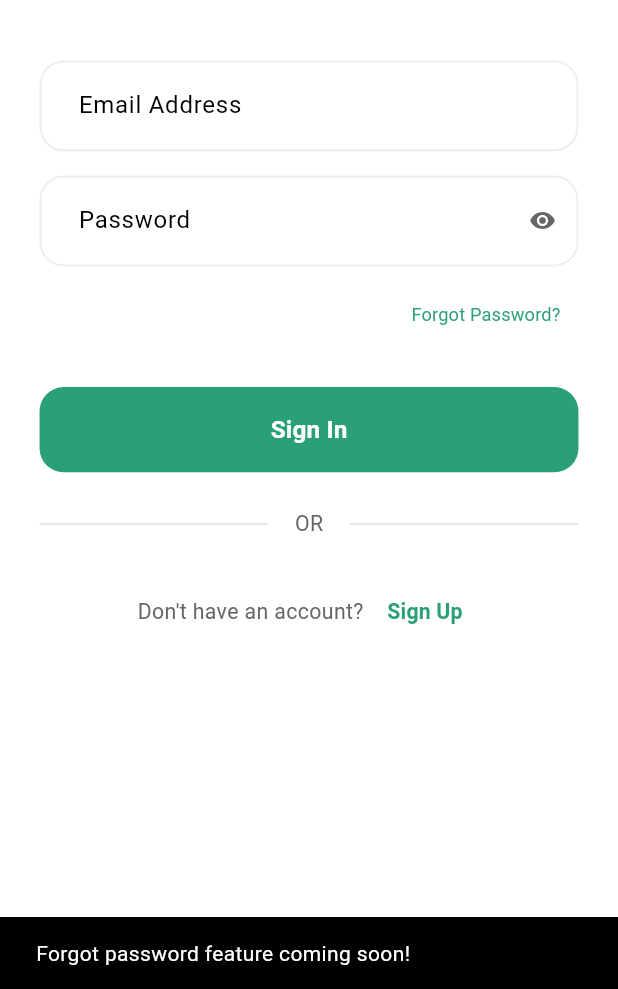
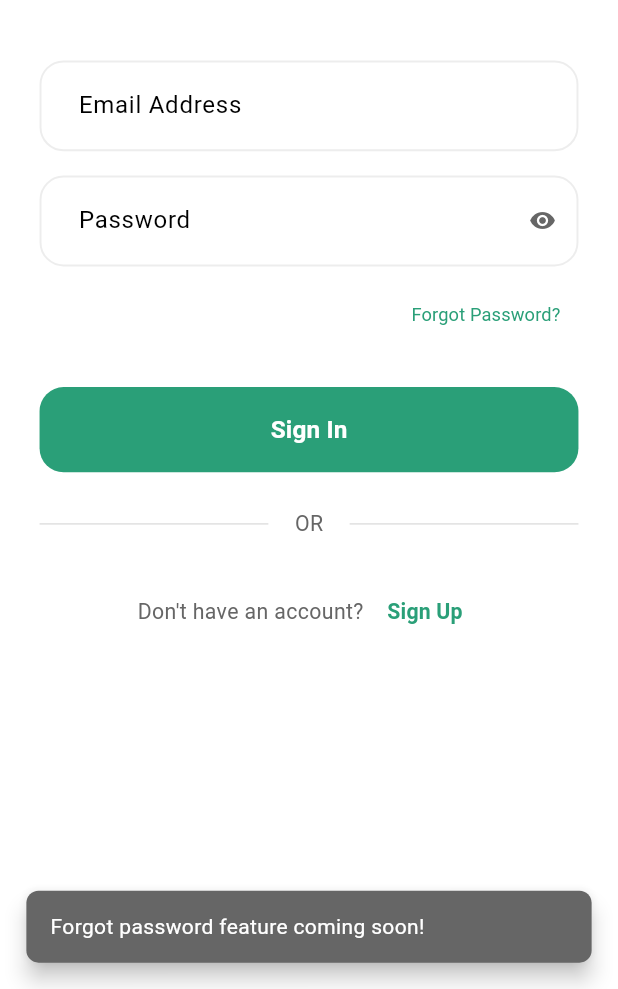
Before and after one commit to rashaNAlaswad/chat_app, a Flutter app: the screen it shows after launch, after a tap on "Forgot Password?", on a phone screen of 412 x 824 dp, the part 247-1236 px from its top. Run offline on Flutter 3.47's test engine with Material 3 defaults, Android fonts, the phone set to English and light mode, and no system bars; our stand-ins replace cloud_firestore, firebase_auth, firebase_core, flutter_screenutil, get_it; accounts and stored records are empty.

Commit message:
Add utility for displaying error snack bars: create Utils class with showErrorSnackBar method for consistent error handling across login and registration screens.

```diff
--- /dev/null
+++ b/lib/core/utils/utils.dart
@@ -0,0 +1,22 @@
+import 'package:flutter/material.dart';
+import 'package:flutter_screenutil/flutter_screenutil.dart';
+
+class Utils {
+  Utils._();
+
+  static void showErrorSnackBar({
+    required BuildContext context,
+    required String message,
+    required Color backgroundColor,
+  }) {
+    ScaffoldMessenger.of(context).showSnackBar(
+      SnackBar(
+        content: Text(message),
+        backgroundColor: backgroundColor,
+        behavior: SnackBarBehavior.floating,
+        margin: EdgeInsets.all(16.w),
+        shape: RoundedRectangleBorder(borderRadius: BorderRadius.circular(8.r)),
+      ),
+    );
+  }
+}
--- a/lib/features/login/widgets/forget_password.dart
+++ b/lib/features/login/widgets/forget_password.dart
@@ -1,6 +1,8 @@
 import 'package:flutter/material.dart';
 
 import '../../../../core/theme/app_text_styles.dart';
+import '../../../core/theme/app_colors.dart';
+import '../../../core/utils/utils.dart';
 
 class ForgetPassword extends StatelessWidget {
   const ForgetPassword({super.key});
@@ -9,8 +11,10 @@ class ForgetPassword extends StatelessWidget {
   Widget build(BuildContext context) {
     return TextButton(
       onPressed: () {
-        ScaffoldMessenger.of(context).showSnackBar(
-          const SnackBar(content: Text('Forgot password feature coming soon!')),
+        Utils.showErrorSnackBar(
+          message: 'Forgot password feature coming soon!',
+          backgroundColor: AppColors.gray60,
+          context: context,
         );
       },
       child: Text('Forgot Password?', style: AppTextStyles.font12GreenRegular),
```
Also changed, not shown: lib/features/login/login_screen.dart (+13 -26 lines), lib/features/register/register_screen.dart (+8 -20 lines).
